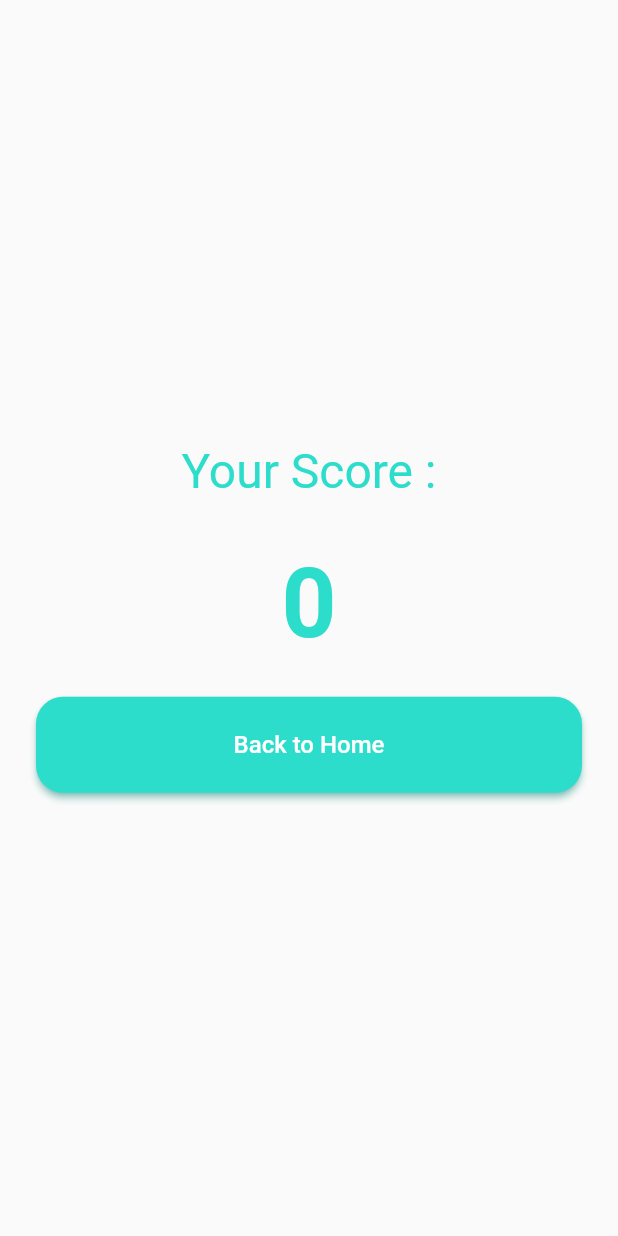
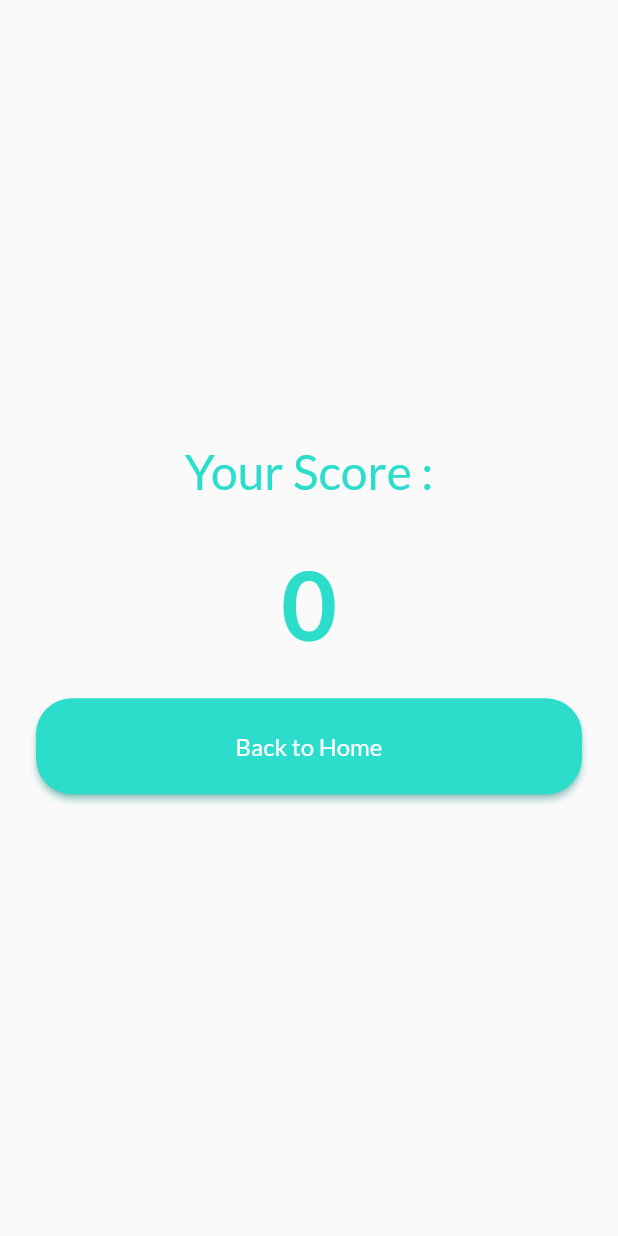
Before and after one commit to RakaYuda/quizionare, a Flutter app: the ScoreScreen screen opened by its route, on a phone screen of 412 x 824 dp. Run offline on Flutter 3.47's test engine with Material 2 defaults, Android fonts, the phone set to English and light mode, and no system bars; our stand-ins replace bloc, dio, equatable, flutter_bloc; network calls fail.

Commit message:
edit style

```diff
--- a/lib/styles/style.dart
+++ b/lib/styles/style.dart
@@ -3,7 +3,7 @@ import 'package:flutter/material.dart';
 final ButtonStyle kButtonPrimary = ElevatedButton.styleFrom(
   primary: Color(0xFF2CDDCC),
   shape: RoundedRectangleBorder(
-    borderRadius: BorderRadius.circular(18.0),
+    borderRadius: BorderRadius.circular(24.0),
   ),
   shadowColor: Color(0xFF2CDDCC),
 );
@@ -21,9 +21,11 @@ final ButtonStyle kButtonSecondary = ElevatedButton.styleFrom(
 final TextStyle kTextPrimary = TextStyle(
   color: Color(0xFF2CDDCC),
   fontSize: 16,
+  fontFamily: 'Lato',
 );
 
 final TextStyle kTextWhite = TextStyle(
   color: Colors.white,
   fontSize: 16,
+  fontFamily: 'Lato',
 );
```
